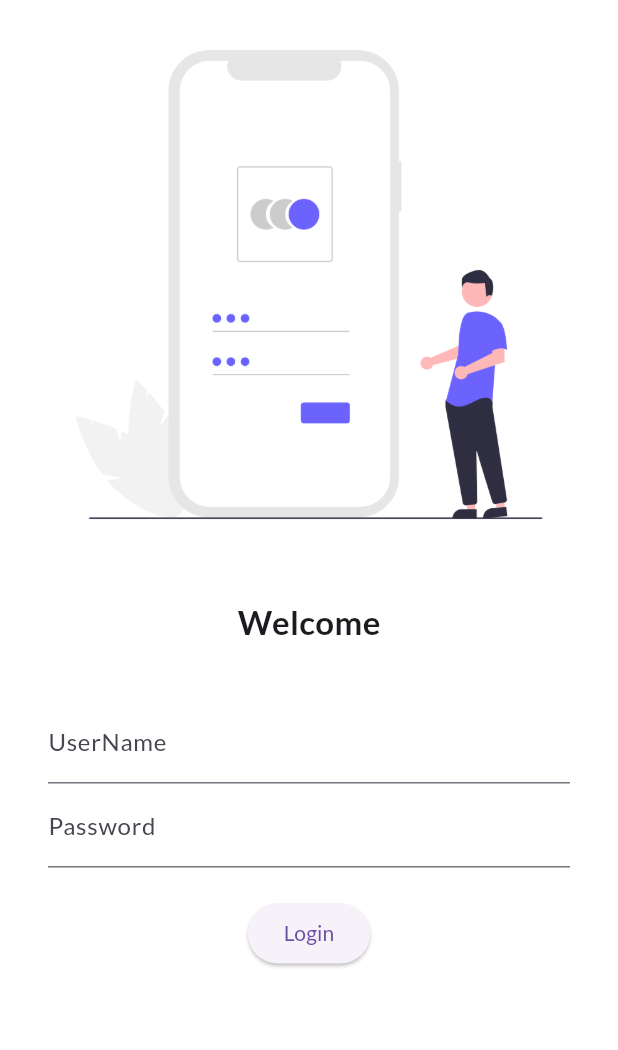
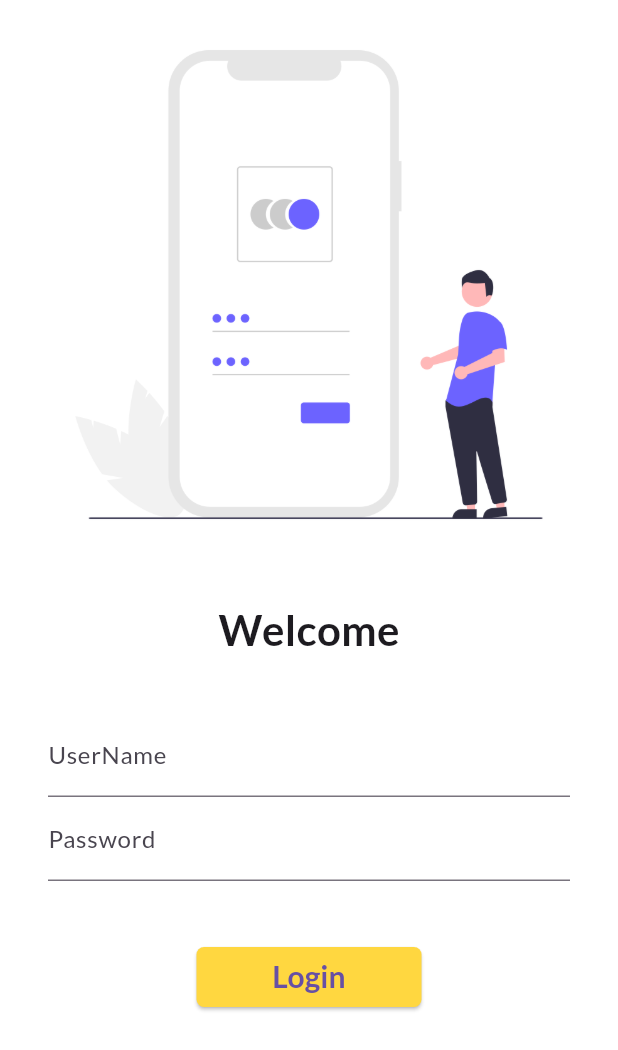
Before and after one commit to venk2022/flutter, a Flutter app: the screen it shows after launch, on a phone screen of 412 x 824 dp. Shown: the top 1050 px of the screen. Run offline on Flutter 3.47's test engine with Material 3 defaults, Android fonts, the phone set to English and light mode, and no system bars; our stand-ins replace google_fonts.

Commit message:
day5 completed

```diff
--- a/lib/main.dart
+++ b/lib/main.dart
@@ -1,6 +1,9 @@
+// ignore_for_file: prefer_const_constructors, unnecessary_import
+
 import 'package:flutter/cupertino.dart';
 import 'package:flutter/material.dart';
 import 'package:flutter_application_1/pages/home_page.dart';
+import 'package:flutter_application_1/utils/routes.dart';
 import 'package:google_fonts/google_fonts.dart';
 import 'package:flutter_application_1/pages/login_page.dart';
 
@@ -23,14 +26,15 @@ class MyApp extends StatelessWidget {
         primarySwatch : Colors.deepPurple,
         fontFamily: GoogleFonts.lato().fontFamily,
       ),
+      debugShowCheckedModeBanner: false,
       darkTheme: ThemeData(
         brightness: Brightness.dark,
       ),
       initialRoute: "/",
       routes: {
         "/": (context)=> LoginPage(), //sirf ek hi homePage rhega
-        "/home": (context)=> HomePage(),
-        "/login": (context)=> const LoginPage()
+        MyRoutes.homeRoute: (context)=> HomePage(),
+        MyRoutes.loginRoute: (context)=> const LoginPage()
       },
     );
 
--- a/lib/pages/home_page.dart
+++ b/lib/pages/home_page.dart
@@ -1,3 +1,5 @@
+// ignore_for_file: prefer_const_constructors, avoid_unnecessary_containers
+
 import 'package:flutter/material.dart';
 
 class HomePage extends StatelessWidget {
--- a/lib/pages/login_page.dart
+++ b/lib/pages/login_page.dart
@@ -1,6 +1,7 @@
-// ignore_for_file: prefer_const_constructors
+// ignore_for_file: prefer_const_constructors, sort_child_properties_last
 
 import 'package:flutter/material.dart';
+import 'package:flutter_application_1/utils/routes.dart';
 
 class LoginPage extends StatelessWidget {
   const LoginPage({super.key});
@@ -18,7 +19,7 @@ class LoginPage extends StatelessWidget {
             height: 20.0,
           ),
            Text("Welcome",style: TextStyle(
-            fontSize: 22,
+            fontSize: 28,
             fontWeight: FontWeight.bold,
           ),
           ),
@@ -42,13 +43,17 @@ class LoginPage extends StatelessWidget {
             ),
           ),
            SizedBox(
-            height: 20.0,
+            height: 40.0,
           ),
           ElevatedButton(
-            child: Text("Login"),
-            style: TextButton.styleFrom(),
+            child: Text("Login",style: TextStyle(
+              fontSize: 20.0,
+              fontWeight: FontWeight.bold,
+            ),
+            ),
+            style: TextButton.styleFrom(minimumSize: Size(150,40),backgroundColor: Colors.amberAccent,shape: RoundedRectangleBorder(borderRadius: BorderRadius.circular(5.0))),
             onPressed: () {
-              print("Hello Venktesh");
+              Navigator.pushNamed(context, MyRoutes.homeRoute);
             },
           )
 
--- /dev/null
+++ b/lib/utils/routes.dart
@@ -0,0 +1,4 @@
+class MyRoutes{
+  static String loginRoute = "/login";
+  static String homeRoute = "/home";
+}
```
Also changed, not shown: 1 other file.
